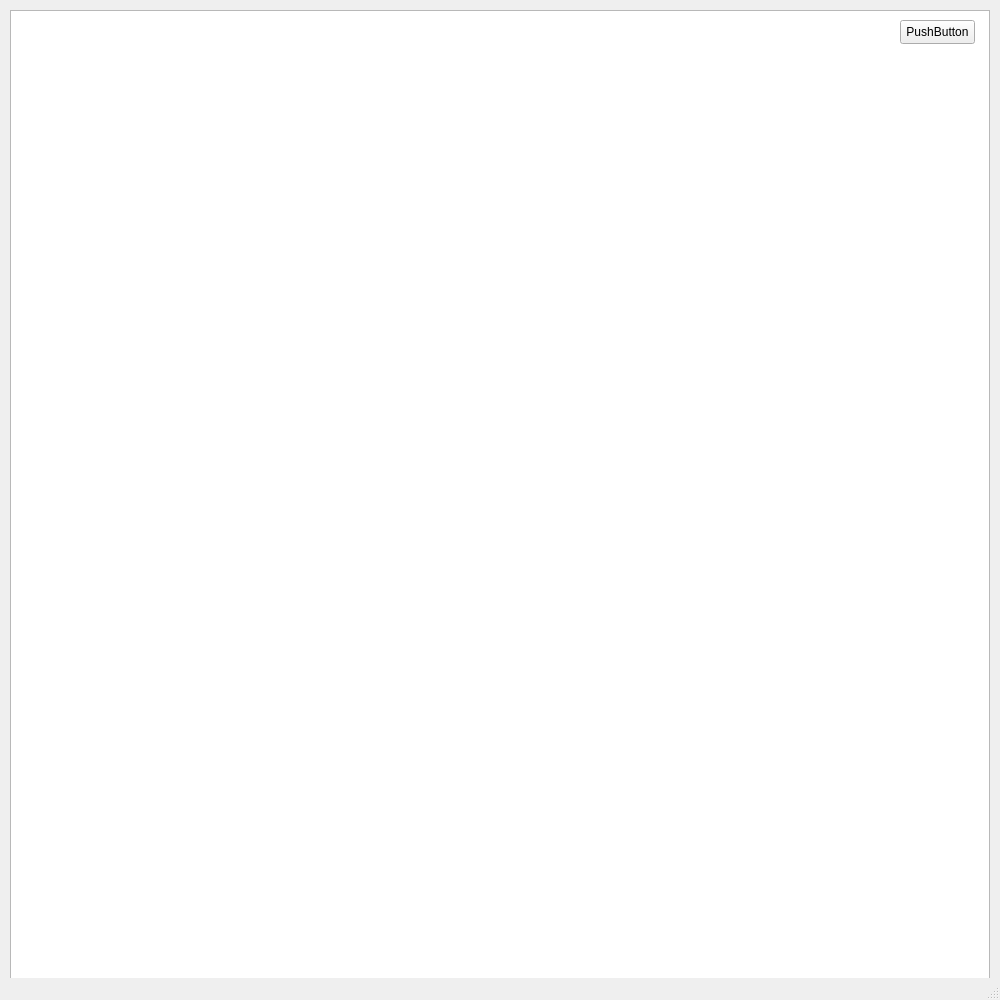
Qt form mainwindow.ui (BagaevDanil/builder-electrical-circuits) before a commit.
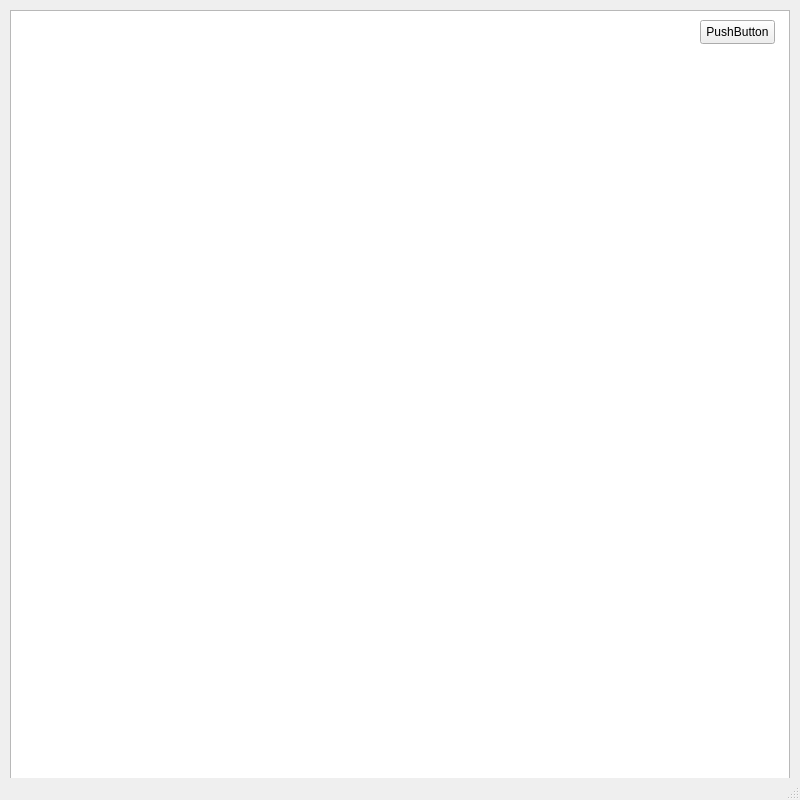
The same form after that commit.

Diff of the .ui file:
```diff
--- a/mainwindow.ui
+++ b/mainwindow.ui
@@ -6,8 +6,8 @@
    <rect>
     <x>0</x>
     <y>0</y>
-    <width>1000</width>
-    <height>1000</height>
+    <width>800</width>
+    <height>800</height>
    </rect>
   </property>
   <property name="windowTitle">
@@ -19,15 +19,15 @@
      <rect>
       <x>10</x>
       <y>10</y>
-      <width>980</width>
-      <height>980</height>
+      <width>780</width>
+      <height>780</height>
      </rect>
     </property>
    </widget>
    <widget class="QPushButton" name="pushButton">
     <property name="geometry">
      <rect>
-      <x>900</x>
+      <x>700</x>
       <y>20</y>
       <width>75</width>
       <height>24</height>
```
Left out of the diff: 2 changed lines with no effect on the pictures.
